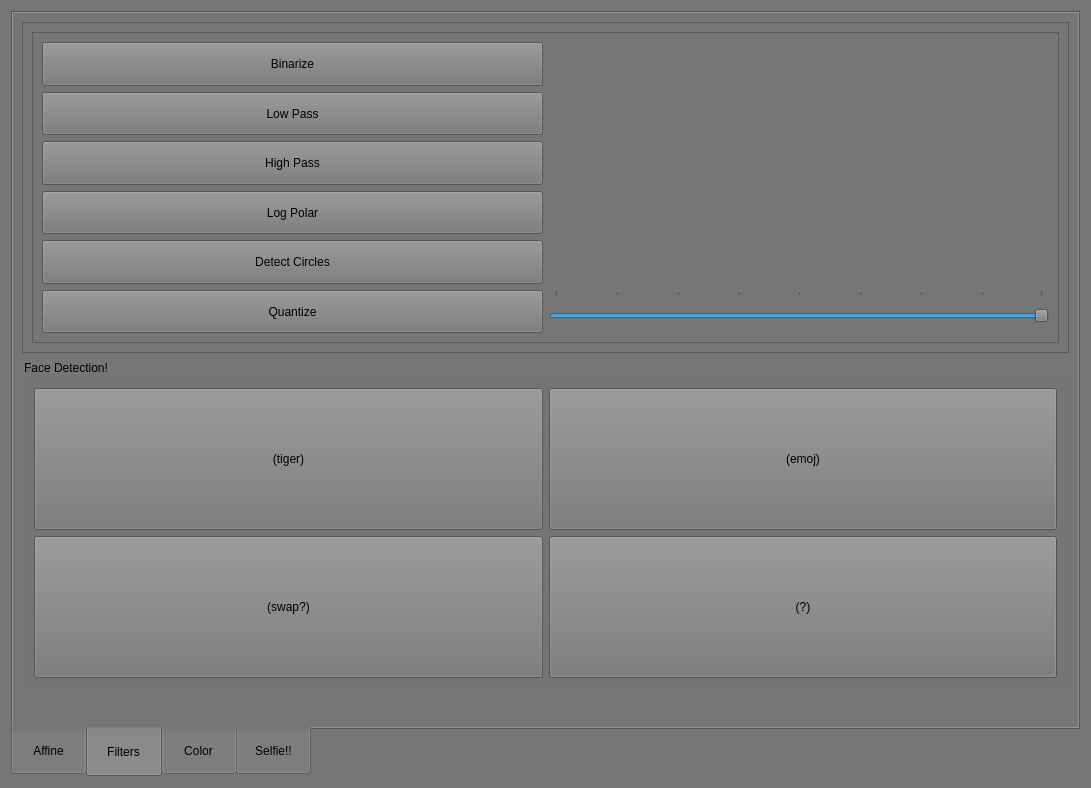
First picture: the form in App/ImageRIT/panel.ui, repository natedileas/ImageRIT, before the edit.
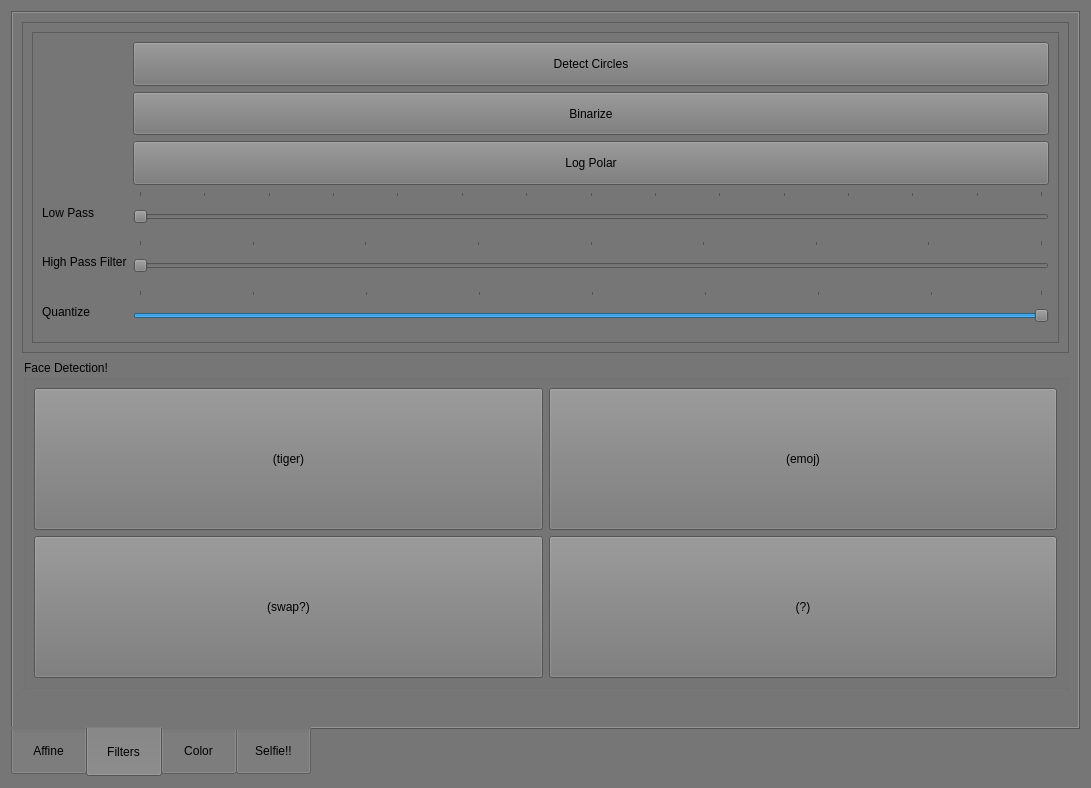
Second picture: the form after the edit. Icons and pictures are not drawn.

Commit message: lowpass and oneminusgaussian filters

What changed in the file:
```diff
--- a/App/ImageRIT/panel.ui
+++ b/App/ImageRIT/panel.ui
@@ -449,7 +449,58 @@
              <enum>QFrame::Raised</enum>
             </property>
             <layout class="QGridLayout" name="gridLayout_9">
-             <item row="0" column="0">
+             <item row="3" column="2">
+              <widget class="QSlider" name="lowpass">
+               <property name="sizePolicy">
+                <sizepolicy hsizetype="Expanding" vsizetype="Expanding">
+                 <horstretch>0</horstretch>
+                 <verstretch>0</verstretch>
+                </sizepolicy>
+               </property>
+               <property name="minimum">
+                <number>1</number>
+               </property>
+               <property name="maximum">
+                <number>15</number>
+               </property>
+               <property name="value">
+                <number>1</number>
+               </property>
+               <property name="orientation">
+                <enum>Qt::Horizontal</enum>
+               </property>
+               <property name="tickPosition">
+                <enum>QSlider::TicksAbove</enum>
+               </property>
+               <property name="tickInterval">
+                <number>1</number>
+               </property>
+              </widget>
+             </item>
+             <item row="8" column="0">
+              <widget class="QLabel" name="label_9">
+               <property name="text">
+                <string>Quantize</string>
+               </property>
+              </widget>
+             </item>
+             <item row="0" column="2">
+              <widget class="QPushButton" name="circles">
+               <property name="sizePolicy">
+                <sizepolicy hsizetype="Expanding" vsizetype="Expanding">
+                 <horstretch>0</horstretch>
+                 <verstretch>0</verstretch>
+                </sizepolicy>
+               </property>
+               <property name="text">
+                <string>Detect Circles</string>
+               </property>
+               <property name="checkable">
+                <bool>true</bool>
+               </property>
+              </widget>
+             </item>
+             <item row="1" column="2">
               <widget class="QPushButton" name="Binarize">
                <property name="sizePolicy">
                 <sizepolicy hsizetype="Expanding" vsizetype="Expanding">
@@ -466,78 +517,21 @@
               </widget>
              </item>
              <item row="3" column="0">
-              <widget class="QPushButton" name="pushButton_6">
-               <property name="sizePolicy">
-                <sizepolicy hsizetype="Expanding" vsizetype="Expanding">
-                 <horstretch>0</horstretch>
-                 <verstretch>0</verstretch>
-                </sizepolicy>
-               </property>
-               <property name="text">
-                <string>Log Polar</string>
-               </property>
-              </widget>
-             </item>
-             <item row="4" column="0">
-              <widget class="QPushButton" name="circles">
-               <property name="sizePolicy">
-                <sizepolicy hsizetype="Expanding" vsizetype="Expanding">
-                 <horstretch>0</horstretch>
-                 <verstretch>0</verstretch>
-                </sizepolicy>
-               </property>
-               <property name="text">
-                <string>Detect Circles</string>
-               </property>
-               <property name="checkable">
-                <bool>true</bool>
-               </property>
-              </widget>
-             </item>
-             <item row="5" column="0">
-              <widget class="QPushButton" name="quantize_b">
-               <property name="sizePolicy">
-                <sizepolicy hsizetype="Expanding" vsizetype="Expanding">
-                 <horstretch>0</horstretch>
-                 <verstretch>0</verstretch>
-                </sizepolicy>
-               </property>
-               <property name="text">
-                <string>Quantize</string>
-               </property>
-               <property name="checkable">
-                <bool>true</bool>
-               </property>
-              </widget>
-             </item>
-             <item row="1" column="0">
-              <widget class="QPushButton" name="pushButton">
-               <property name="sizePolicy">
-                <sizepolicy hsizetype="Expanding" vsizetype="Expanding">
-                 <horstretch>0</horstretch>
-                 <verstretch>0</verstretch>
-                </sizepolicy>
-               </property>
+              <widget class="QLabel" name="label_18">
                <property name="text">
                 <string>Low Pass</string>
                </property>
               </widget>
              </item>
-             <item row="2" column="0">
-              <widget class="QPushButton" name="pushButton_4">
-               <property name="sizePolicy">
-                <sizepolicy hsizetype="Expanding" vsizetype="Expanding">
-                 <horstretch>0</horstretch>
-                 <verstretch>0</verstretch>
-                </sizepolicy>
-               </property>
+             <item row="4" column="0">
+              <widget class="QLabel" name="label_21">
                <property name="text">
-                <string>High Pass</string>
+                <string>High Pass Filter</string>
                </property>
               </widget>
              </item>
-             <item row="5" column="1">
-              <widget class="QSlider" name="quantize_s">
+             <item row="8" column="2">
+              <widget class="QSlider" name="quantize">
                <property name="sizePolicy">
                 <sizepolicy hsizetype="Expanding" vsizetype="Expanding">
                  <horstretch>0</horstretch>
@@ -576,6 +570,47 @@
                </property>
               </widget>
              </item>
+             <item row="2" column="2">
+              <widget class="QPushButton" name="pushButton_6">
+               <property name="sizePolicy">
+                <sizepolicy hsizetype="Expanding" vsizetype="Expanding">
+                 <horstretch>0</horstretch>
+                 <verstretch>0</verstretch>
+                </sizepolicy>
+               </property>
+               <property name="text">
+                <string>Log Polar</string>
+               </property>
+              </widget>
+             </item>
+             <item row="4" column="2">
+              <widget class="QSlider" name="highpass">
+               <property name="sizePolicy">
+                <sizepolicy hsizetype="Expanding" vsizetype="Expanding">
+                 <horstretch>0</horstretch>
+                 <verstretch>0</verstretch>
+                </sizepolicy>
+               </property>
+               <property name="minimum">
+                <number>1</number>
+               </property>
+               <property name="maximum">
+                <number>9</number>
+               </property>
+               <property name="value">
+                <number>1</number>
+               </property>
+               <property name="orientation">
+                <enum>Qt::Horizontal</enum>
+               </property>
+               <property name="tickPosition">
+                <enum>QSlider::TicksAbove</enum>
+               </property>
+               <property name="tickInterval">
+                <number>1</number>
+               </property>
+              </widget>
+             </item>
             </layout>
            </widget>
           </item>
```
The commit also changes 3 other files.
